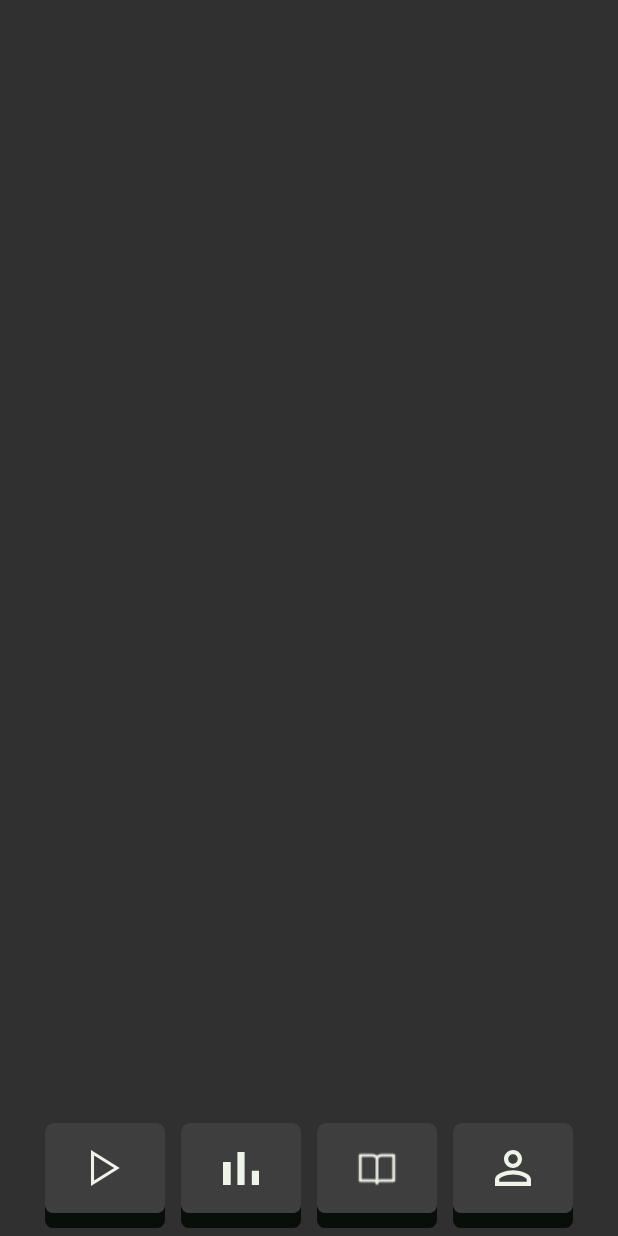
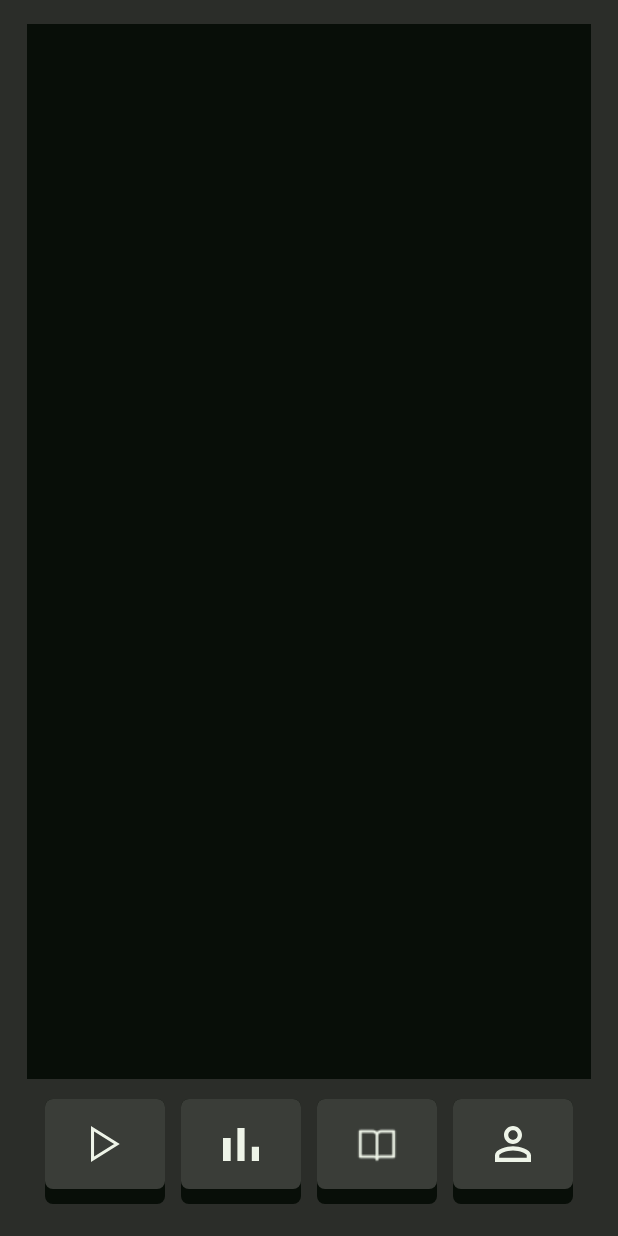
Before and after one commit to IEEE-VIT/enigma7-android, an Android app: the screen it shows after launch (MainActivity), on a phone screen of 412 x 824 dp. Run offline under Robolectric (Android 15) with nearby library versions, the phone set to English and light mode, and no system bars.

Commit message:
base design

```diff
--- a/app/build.gradle
+++ b/app/build.gradle
@@ -33,5 +33,7 @@ dependencies {
     testImplementation 'junit:junit:4.12'
     androidTestImplementation 'androidx.test.ext:junit:1.1.1'
     androidTestImplementation 'androidx.test.espresso:espresso-core:3.2.0'
+    implementation "androidx.navigation:navigation-fragment:2.3.0"
+    implementation "androidx.navigation:navigation-ui-ktx:2.3.0"
 
 }
--- a/app/src/main/res/layout/activity_main.xml
+++ b/app/src/main/res/layout/activity_main.xml
@@ -1,16 +1,41 @@
 <?xml version="1.0" encoding="utf-8"?>
-<RelativeLayout xmlns:android="http://schemas.android.com/apk/res/android"
+<androidx.constraintlayout.widget.ConstraintLayout xmlns:android="http://schemas.android.com/apk/res/android"
     xmlns:app="http://schemas.android.com/apk/res-auto"
     xmlns:tools="http://schemas.android.com/tools"
     android:layout_width="match_parent"
     android:layout_height="match_parent"
+    android:background="#2B2D29"
+    android:backgroundTint="#2B2D29"
+    app:layout_goneMarginEnd="18dp"
     tools:context=".MainActivity">
 
+
     <include
+        android:id="@+id/include2"
         layout="@layout/bottom_bar"
+        android:layout_width="0dp"
         android:layout_height="wrap_content"
-        android:layout_width="wrap_content"
         android:layout_alignParentBottom="true"
-        android:layout_centerHorizontal="true"/>
+        android:layout_centerHorizontal="true"
+        android:layout_marginBottom="16dp"
+        app:layout_constraintBottom_toBottomOf="parent"
+        app:layout_constraintEnd_toEndOf="parent"
+        app:layout_constraintHorizontal_bias="0.5"
+        app:layout_constraintStart_toStartOf="parent" />
 
-</RelativeLayout>
+    <androidx.fragment.app.FragmentContainerView
+        android:layout_width="0dp"
+        android:layout_height="0dp"
+        android:layout_marginStart="18dp"
+        android:layout_marginTop="16dp"
+        android:layout_marginEnd="18dp"
+        android:layout_marginBottom="8dp"
+        android:background="#080E08"
+        app:layout_constraintBottom_toTopOf="@+id/include2"
+        app:layout_constraintEnd_toEndOf="parent"
+        app:layout_constraintStart_toStartOf="parent"
+        app:layout_constraintTop_toTopOf="parent">
+
+    </androidx.fragment.app.FragmentContainerView>
+
+</androidx.constraintlayout.widget.ConstraintLayout>
--- a/app/src/main/res/layout/bottom_bar.xml
+++ b/app/src/main/res/layout/bottom_bar.xml
@@ -1,61 +1,68 @@
 <?xml version="1.0" encoding="utf-8"?>
-<RelativeLayout
-    xmlns:android="http://schemas.android.com/apk/res/android"
+<RelativeLayout xmlns:android="http://schemas.android.com/apk/res/android"
     android:layout_width="wrap_content"
-    android:layout_height="wrap_content">
+    android:layout_height="wrap_content"
+    android:gravity="center_horizontal">
 
     <RelativeLayout
+        android:id="@+id/game_back"
         style="@style/BottomButtonBack"
-        android:background="@drawable/bottom_button_back"
-        android:id="@+id/game_back">
+        android:layout_marginEnd="17dp"
+        android:background="@drawable/bottom_button_back">
 
         <ImageButton
+            android:id="@+id/game"
             style="@style/BottomButton"
-            android:src="@drawable/play_icon"
             android:background="@drawable/bottom_button"
-            android:id="@+id/game"/>
+            android:src="@drawable/play_icon" />
 
     </RelativeLayout>
 
     <RelativeLayout
+        android:id="@+id/leaderboard_back"
         style="@style/BottomButtonBack"
-        android:background="@drawable/bottom_button_back"
-        android:id="@+id/leaderboard_back"
-        android:layout_toEndOf="@id/game_back">
+        android:layout_marginStart="17dp"
+        android:layout_marginEnd="17dp"
+        android:layout_toEndOf="@id/game_back"
+        android:background="@drawable/bottom_button_back">
 
         <ImageButton
+            android:id="@+id/leaderboard"
             style="@style/BottomButton"
-            android:src="@drawable/leaderboard_icon"
             android:background="@drawable/bottom_button"
-            android:id="@+id/leaderboard"/>
+            android:src="@drawable/leaderboard_icon" />
 
     </RelativeLayout>
 
     <RelativeLayout
+        android:id="@+id/story_back"
         style="@style/BottomButtonBack"
-        android:background="@drawable/bottom_button_back"
-        android:id="@+id/story_back"
-        android:layout_toEndOf="@+id/leaderboard_back">
+        android:layout_marginStart="17dp"
+        android:layout_marginEnd="17dp"
+        android:layout_toEndOf="@+id/leaderboard_back"
+        android:background="@drawable/bottom_button_back">
 
         <ImageButton
+            android:id="@+id/story"
             style="@style/BottomButton"
-            android:src="@drawable/story_icon"
             android:background="@drawable/bottom_button"
-            android:id="@+id/story"/>
+            android:src="@drawable/story_icon" />
 
     </RelativeLayout>
 
     <RelativeLayout
+        android:id="@+id/profile_back"
         style="@style/BottomButtonBack"
-        android:background="@drawable/bottom_button_back"
-        android:id="@+id/profile_back"
-        android:layout_toEndOf="@+id/story_back">
+        android:layout_marginStart="17dp"
+        android:layout_marginEnd="17dp"
+        android:layout_toEndOf="@+id/story_back"
+        android:background="@drawable/bottom_button_back">
 
         <ImageButton
+            android:id="@+id/profile"
             style="@style/BottomButton"
-            android:src="@drawable/profile_icon"
             android:background="@drawable/bottom_button"
-            android:id="@+id/profile"/>
+            android:src="@drawable/profile_icon" />
 
     </RelativeLayout>
 
--- a/app/src/main/res/values/colors.xml
+++ b/app/src/main/res/values/colors.xml
@@ -3,4 +3,5 @@
     <color name="colorPrimary">#6200EE</color>
     <color name="colorPrimaryDark">#3700B3</color>
     <color name="colorAccent">#03DAC5</color>
+    <color name="bottomButton">#3A3D38</color>
 </resources>
--- a/app/src/main/res/values/styles.xml
+++ b/app/src/main/res/values/styles.xml
@@ -10,6 +10,8 @@
     <style name="BottomButton" parent="Widget.AppCompat.ImageButton">
         <item name="android:layout_height">60dp</item>
         <item name="android:layout_width">80dp</item>
+        <item name="android:background">@color/bottomButton</item>
+        <item name="android:backgroundTint">@color/bottomButton</item>
     </style>
 
     <style name="BottomButtonBack">
@@ -17,6 +19,7 @@
         <item name="android:layout_width">wrap_content</item>
         <item name="android:layout_margin">5dp</item>
 
+
     </style>
 
 </resources>
```
